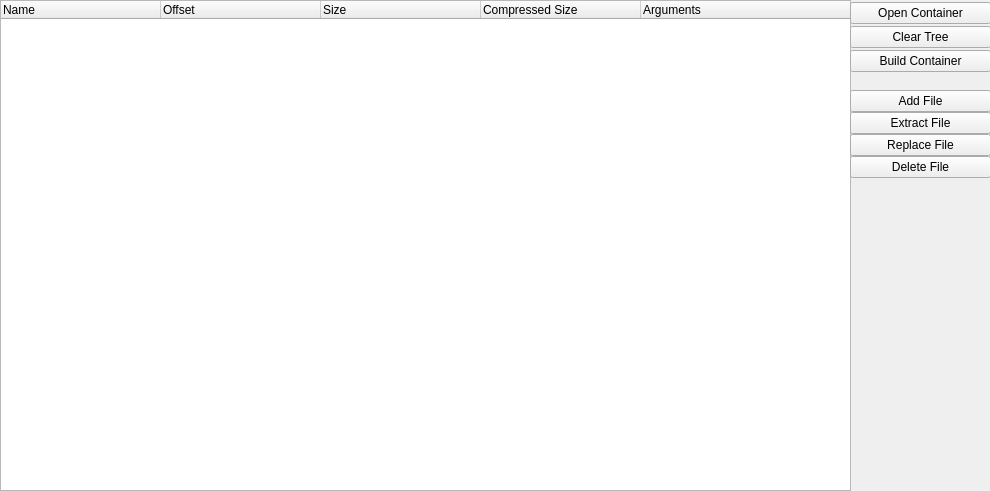
Above: containerBreaker1.ui from rzhumen88/containerBreaker before the change. Below: the same form after it.
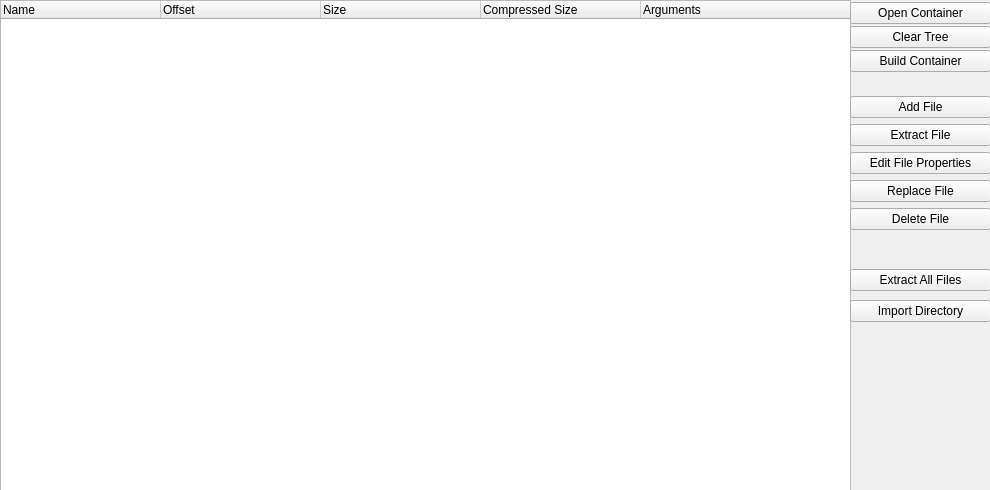
That is the form after the change.

Diff of the .ui file:
```diff
--- a/containerBreaker1.ui
+++ b/containerBreaker1.ui
@@ -7,7 +7,7 @@
     <x>0</x>
     <y>0</y>
     <width>990</width>
-    <height>491</height>
+    <height>490</height>
    </rect>
   </property>
   <property name="sizePolicy">
@@ -90,7 +90,7 @@
     </property>
    </column>
   </widget>
-  <widget class="QWidget" name="">
+  <widget class="QWidget" name="layoutWidget">
    <property name="geometry">
     <rect>
      <x>850</x>
@@ -132,13 +132,13 @@
     </item>
    </layout>
   </widget>
-  <widget class="QWidget" name="">
+  <widget class="QWidget" name="layoutWidget">
    <property name="geometry">
     <rect>
      <x>850</x>
      <y>90</y>
      <width>141</width>
-     <height>91</height>
+     <height>151</height>
     </rect>
    </property>
    <layout class="QVBoxLayout" name="verticalLayout_2">
@@ -159,6 +159,13 @@
       </property>
      </widget>
     </item>
+    <item>
+     <widget class="QPushButton" name="bFEdit">
+      <property name="text">
+       <string>Edit File Properties</string>
+      </property>
+     </widget>
+    </item>
     <item>
      <widget class="QPushButton" name="bFReplace">
       <property name="text">
@@ -175,6 +182,35 @@
     </item>
    </layout>
   </widget>
+  <widget class="QWidget" name="layoutWidget_2">
+   <property name="geometry">
+    <rect>
+     <x>850</x>
+     <y>260</y>
+     <width>141</width>
+     <height>71</height>
+    </rect>
+   </property>
+   <layout class="QVBoxLayout" name="verticalLayout_3">
+    <property name="spacing">
+     <number>0</number>
+    </property>
+    <item>
+     <widget class="QPushButton" name="bAExt">
+      <property name="text">
+       <string>Extract All Files</string>
+      </property>
+     </widget>
+    </item>
+    <item>
+     <widget class="QPushButton" name="bAImp">
+      <property name="text">
+       <string>Import Directory</string>
+      </property>
+     </widget>
+    </item>
+   </layout>
+  </widget>
  </widget>
  <resources/>
  <connections/>
```
